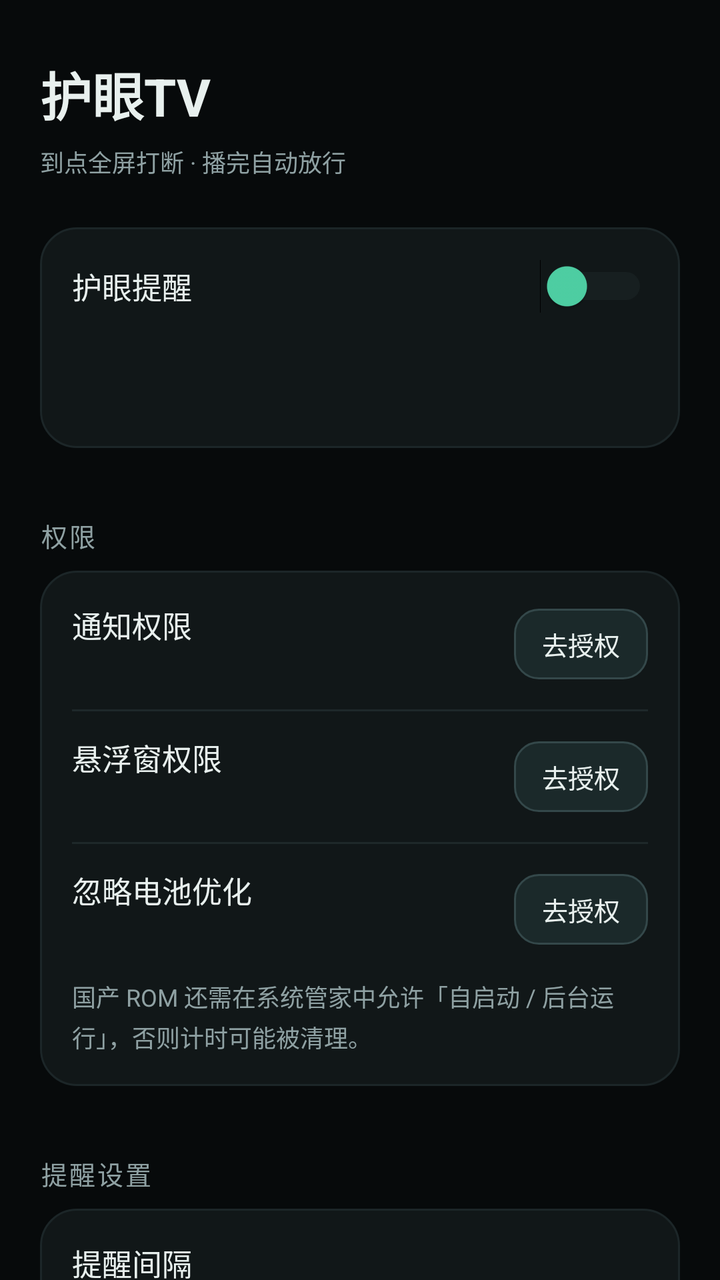
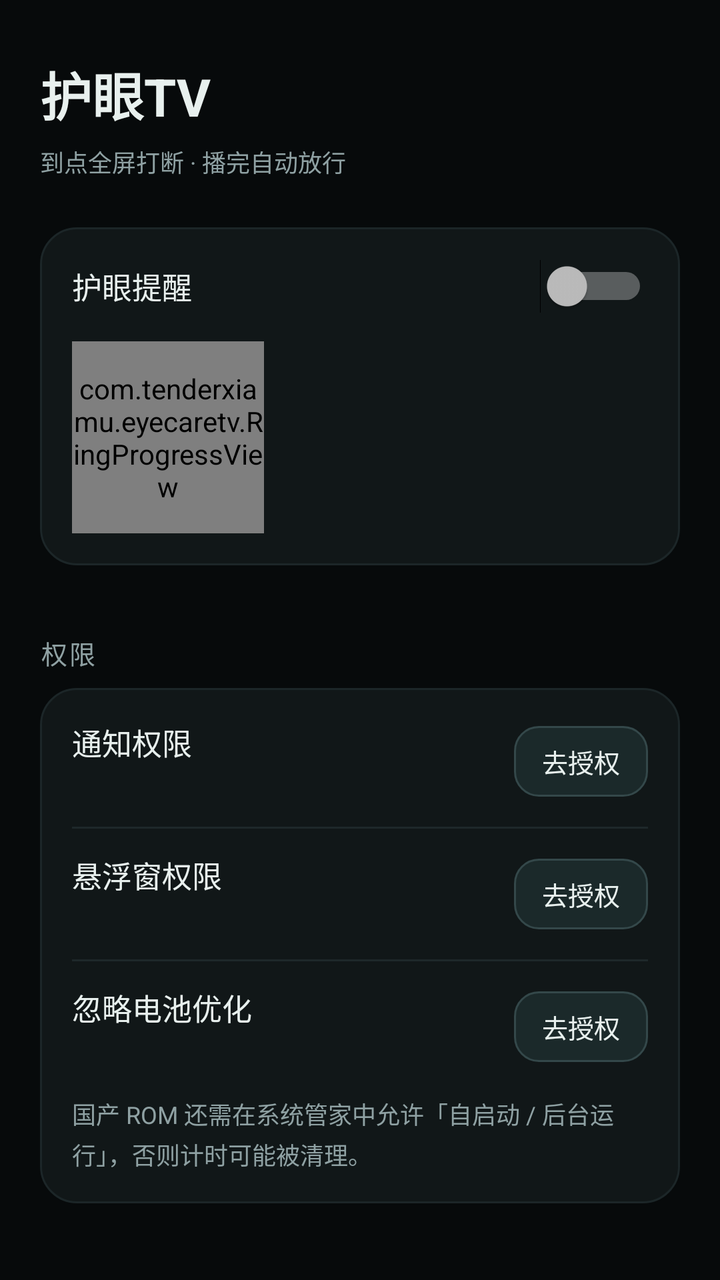

Before-and-after screenshots of an Android layout around one commit, followed by the original layout XML and the change that was made.
<!-- AndroidManifest.xml: application theme AppTheme -->
<!-- res/layout/activity_main.xml -->
<?xml version="1.0" encoding="utf-8"?>
<ScrollView xmlns:android="http://schemas.android.com/apk/res/android"
    android:layout_width="match_parent"
    android:layout_height="match_parent"
    android:background="@color/bg"
    android:fillViewport="true"
    android:scrollbars="none">

    <LinearLayout
        android:layout_width="match_parent"
        android:layout_height="wrap_content"
        android:orientation="vertical"
        android:paddingLeft="20dp"
        android:paddingTop="28dp"
        android:paddingRight="20dp"
        android:paddingBottom="32dp">

        <TextView
            style="@style/TextTitle"
            android:layout_width="wrap_content"
            android:layout_height="wrap_content"
            android:text="@string/app_name" />

        <TextView
            style="@style/TextMuted"
            android:layout_width="wrap_content"
            android:layout_height="wrap_content"
            android:layout_marginTop="6dp"
            android:text="@string/app_subtitle" />

        <LinearLayout
            style="@style/Card"
            android:layout_width="match_parent"
            android:layout_height="wrap_content"
            android:layout_marginTop="24dp">

            <LinearLayout
                android:layout_width="match_parent"
                android:layout_height="wrap_content"
                android:gravity="center_vertical"
                android:orientation="horizontal">

                <TextView
                    style="@style/TextLabel"
                    android:layout_width="0dp"
                    android:layout_height="wrap_content"
                    android:layout_weight="1"
                    android:text="@string/label_enabled" />

                <Switch
                    android:id="@+id/switch_enabled"
                    android:layout_width="wrap_content"
                    android:layout_height="wrap_content"
                    android:thumbTint="@color/accent"
                    android:trackTint="@color/track" />
            </LinearLayout>

            <TextView
                android:id="@+id/text_status"
                style="@style/TextMuted"
                android:layout_width="match_parent"
                android:layout_height="wrap_content"
                android:layout_marginTop="10dp" />

            <TextView
                android:id="@+id/text_next"
                style="@style/TextValue"
                android:layout_width="match_parent"
                android:layout_height="wrap_content"
                android:layout_marginTop="6dp" />
        </LinearLayout>

        <TextView
            style="@style/TextSection"
            android:layout_width="wrap_content"
            android:layout_height="wrap_content"
            android:text="@string/section_permissions" />

        <LinearLayout
            style="@style/Card"
            android:layout_width="match_parent"
            android:layout_height="wrap_content">

            <LinearLayout
                android:layout_width="match_parent"
                android:layout_height="wrap_content"
                android:gravity="center_vertical"
                android:orientation="horizontal">

                <LinearLayout
                    android:layout_width="0dp"
                    android:layout_height="wrap_content"
                    android:layout_weight="1"
                    android:orientation="vertical">

                    <TextView
                        style="@style/TextLabel"
                        android:layout_width="wrap_content"
                        android:layout_height="wrap_content"
                        android:text="@string/label_notification_permission" />

                    <TextView
                        android:id="@+id/text_perm_notification"
                        style="@style/TextMuted"
                        android:layout_width="wrap_content"
                        android:layout_height="wrap_content"
                        android:layout_marginTop="3dp" />
                </LinearLayout>

                <TextView
                    android:id="@+id/btn_perm_notification"
                    style="@style/PillButton"
                    android:layout_width="wrap_content"
                    android:layout_height="wrap_content"
                    android:text="@string/btn_grant" />
            </LinearLayout>

            <View style="@style/Divider" />

            <LinearLayout
                android:layout_width="match_parent"
                android:layout_height="wrap_content"
                android:gravity="center_vertical"
                android:orientation="horizontal">

                <LinearLayout
                    android:layout_width="0dp"
                    android:layout_height="wrap_content"
                    android:layout_weight="1"
                    android:orientation="vertical">

                    <TextView
                        style="@style/TextLabel"
                        android:layout_width="wrap_content"
                        android:layout_height="wrap_content"
                        android:text="@string/label_overlay_permission" />

                    <TextView
                        android:id="@+id/text_perm_overlay"
                        style="@style/TextMuted"
                        android:layout_width="wrap_content"
                        android:layout_height="wrap_content"
                        android:layout_marginTop="3dp" />
                </LinearLayout>

                <TextView
                    android:id="@+id/btn_perm_overlay"
                    style="@style/PillButton"
                    android:layout_width="wrap_content"
                    android:layout_height="wrap_content"
                    android:text="@string/btn_grant" />
            </LinearLayout>

            <View style="@style/Divider" />

            <LinearLayout
                android:layout_width="match_parent"
                android:layout_height="wrap_content"
                android:gravity="center_vertical"
                android:orientation="horizontal">

                <LinearLayout
                    android:layout_width="0dp"
                    android:layout_height="wrap_content"
                    android:layout_weight="1"
                    android:orientation="vertical">

                    <TextView
                        style="@style/TextLabel"
                        android:layout_width="wrap_content"
                        android:layout_height="wrap_content"
                        android:text="@string/label_battery_permission" />

                    <TextView
                        android:id="@+id/text_perm_battery"
                        style="@style/TextMuted"
                        android:layout_width="wrap_content"
                        android:layout_height="wrap_content"
                        android:layout_marginTop="3dp" />
                </LinearLayout>

                <TextView
                    android:id="@+id/btn_perm_battery"
                    style="@style/PillButton"
                    android:layout_width="wrap_content"
                    android:layout_height="wrap_content"
                    android:text="@string/btn_grant" />
            </LinearLayout>

            <TextView
                style="@style/TextMuted"
                android:layout_width="match_parent"
                android:layout_height="wrap_content"
                android:layout_marginTop="14dp"
                android:text="@string/rom_hint" />
        </LinearLayout>

        <TextView
            style="@style/TextSection"
            android:layout_width="wrap_content"
            android:layout_height="wrap_content"
            android:text="@string/section_settings" />

        <LinearLayout
            style="@style/Card"
            android:layout_width="match_parent"
            android:layout_height="wrap_content">

            <LinearLayout
                android:layout_width="match_parent"
                android:layout_height="wrap_content"
                android:gravity="center_vertical"
                android:orientation="horizontal">

                <TextView
                    style="@style/TextLabel"
                    android:layout_width="0dp"
                    android:layout_height="wrap_content"
                    android:layout_weight="1"
                    android:text="@string/label_interval" />

                <TextView
                    android:id="@+id/text_interval"
                    style="@style/TextValue"
                    android:layout_width="wrap_content"
                    android:layout_height="wrap_content" />
            </LinearLayout>

            <SeekBar
                android:id="@+id/seek_interval"
                android:layout_width="match_parent"
                android:layout_height="wrap_content"
                android:layout_marginTop="6dp"
                android:progressBackgroundTint="@color/track"
                android:progressTint="@color/accent"
                android:thumbTint="@color/accent" />

            <LinearLayout
                android:layout_width="match_parent"
                android:layout_height="wrap_content"
                android:layout_marginTop="10dp"
                android:gravity="center_vertical"
                android:orientation="horizontal">

                <TextView
                    style="@style/TextLabel"
                    android:layout_width="0dp"
                    android:layout_height="wrap_content"
                    android:layout_weight="1"
                    android:text="@string/label_volume" />

                <TextView
                    android:id="@+id/text_volume"
                    style="@style/TextValue"
                    android:layout_width="wrap_content"
                    android:layout_height="wrap_content" />
            </LinearLayout>

            <SeekBar
                android:id="@+id/seek_volume"
                android:layout_width="match_parent"
                android:layout_height="wrap_content"
                android:layout_marginTop="6dp"
                android:progressBackgroundTint="@color/track"
                android:progressTint="@color/accent"
                android:thumbTint="@color/accent" />

            <View style="@style/Divider" />

            <LinearLayout
                android:layout_width="match_parent"
                android:layout_height="wrap_content"
                android:gravity="center_vertical"
                android:orientation="horizontal">

                <TextView
                    style="@style/TextLabel"
                    android:layout_width="0dp"
                    android:layout_height="wrap_content"
                    android:layout_weight="1"
                    android:text="@string/label_snooze" />

                <TextView
                    android:id="@+id/text_snooze"
                    style="@style/TextValue"
                    android:layout_width="wrap_content"
                    android:layout_height="wrap_content" />
            </LinearLayout>

            <View style="@style/Divider" />

            <LinearLayout
                android:layout_width="match_parent"
                android:layout_height="wrap_content"
                android:orientation="vertical">

                <TextView
                    style="@style/TextLabel"
                    android:layout_width="wrap_content"
                    android:layout_height="wrap_content"
                    android:text="@string/label_video" />

                <TextView
                    android:id="@+id/text_video"
                    style="@style/TextMuted"
                    android:layout_width="wrap_content"
                    android:layout_height="wrap_content"
                    android:layout_marginTop="3dp" />

                <LinearLayout
                    android:layout_width="match_parent"
                    android:layout_height="wrap_content"
                    android:layout_marginTop="10dp"
                    android:orientation="horizontal">

                    <TextView
                        android:id="@+id/btn_pick_video"
                        style="@style/PillButton"
                        android:layout_width="wrap_content"
                        android:layout_height="wrap_content"
                        android:text="@string/btn_pick_video" />

                    <TextView
                        android:id="@+id/btn_reset_video"
                        style="@style/PillButton"
                        android:layout_width="wrap_content"
                        android:layout_height="wrap_content"
                        android:layout_marginLeft="8dp"
                        android:text="@string/btn_reset_video" />
                </LinearLayout>
            </LinearLayout>
        </LinearLayout>

        <TextView
            style="@style/TextSection"
            android:layout_width="wrap_content"
            android:layout_height="wrap_content"
            android:text="@string/section_dnd" />

        <LinearLayout
            style="@style/Card"
            android:layout_width="match_parent"
            android:layout_height="wrap_content">

            <LinearLayout
                android:layout_width="match_parent"
                android:layout_height="wrap_content"
                android:gravity="center_vertical"
                android:orientation="horizontal">

                <TextView
                    style="@style/TextLabel"
                    android:layout_width="0dp"
                    android:layout_height="wrap_content"
                    android:layout_weight="1"
                    android:text="@string/label_dnd_enabled" />

                <Switch
                    android:id="@+id/switch_dnd"
                    android:layout_width="wrap_content"
                    android:layout_height="wrap_content"
                    android:thumbTint="@color/accent"
                    android:trackTint="@color/track" />
            </LinearLayout>

            <LinearLayout
                android:id="@+id/row_dnd_start"
                android:layout_width="match_parent"
                android:layout_height="wrap_content"
                android:layout_marginTop="14dp"
                android:background="?android:attr/selectableItemBackground"
                android:gravity="center_vertical"
                android:orientation="horizontal"
                android:paddingTop="4dp"
                android:paddingBottom="4dp">

                <TextView
                    style="@style/TextMuted"
                    android:layout_width="0dp"
                    android:layout_height="wrap_content"
                    android:layout_weight="1"
                    android:text="@string/label_dnd_start" />

                <TextView
                    android:id="@+id/text_dnd_start"
                    style="@style/TextValue"
                    android:layout_width="wrap_content"
                    android:layout_height="wrap_content" />
            </LinearLayout>

            <LinearLayout
                android:id="@+id/row_dnd_end"
                android:layout_width="match_parent"
                android:layout_height="wrap_content"
                android:background="?android:attr/selectableItemBackground"
                android:gravity="center_vertical"
                android:orientation="horizontal"
                android:paddingTop="4dp"
                android:paddingBottom="4dp">

                <TextView
                    style="@style/TextMuted"
                    android:layout_width="0dp"
                    android:layout_height="wrap_content"
                    android:layout_weight="1"
                    android:text="@string/label_dnd_end" />

                <TextView
                    android:id="@+id/text_dnd_end"
                    style="@style/TextValue"
                    android:layout_width="wrap_content"
                    android:layout_height="wrap_content" />
            </LinearLayout>
        </LinearLayout>

        <TextView
            android:id="@+id/btn_rest_now"
            style="@style/PrimaryButton"
            android:layout_width="match_parent"
            android:layout_height="wrap_content"
            android:layout_marginTop="4dp"
            android:text="@string/btn_rest_now" />

        <TextView
            style="@style/TextMuted"
            android:layout_width="match_parent"
            android:layout_height="wrap_content"
            android:layout_marginTop="10dp"
            android:text="@string/rest_hint" />

        <TextView
            style="@style/TextMuted"
            android:layout_width="match_parent"
            android:layout_height="wrap_content"
            android:layout_marginTop="18dp"
            android:text="@string/footer_hint" />
    </LinearLayout>
</ScrollView>
<!-- resources referenced by this layout -->
<resources>
  <color name="accent">#4FD1A5</color>
  <color name="bg">#070A0B</color>
  <color name="track">#263234</color>
  <string name="app_name">护眼TV</string>
  <string name="app_subtitle">到点全屏打断 · 播完自动放行</string>
  <string name="btn_grant">去授权</string>
  <string name="btn_pick_video">选择视频</string>
  <string name="btn_reset_video">恢复内置</string>
  <string name="btn_rest_now">立即休息（预览提醒）</string>
  <string name="footer_hint">建议依次完成：通知权限 → 悬浮窗权限 → 忽略电池优化。</string>
  <string name="label_battery_permission">忽略电池优化</string>
  <string name="label_dnd_enabled">免打扰时段</string>
  <string name="label_dnd_end">结束时间</string>
  <string name="label_dnd_start">开始时间</string>
  <string name="label_enabled">护眼提醒</string>
  <string name="label_interval">提醒间隔</string>
  <string name="label_notification_permission">通知权限</string>
  <string name="label_overlay_permission">悬浮窗权限</string>
  <string name="label_snooze">延后时长</string>
  <string name="label_video">自定义视频</string>
  <string name="label_volume">提醒音量</string>
  <string name="rest_hint">立即全屏播放眼保健操，播放结束或关闭后重新计时。</string>
  <string name="rom_hint">国产 ROM 还需在系统管家中允许「自启动 / 后台运行」，否则计时可能被清理。</string>
  <string name="section_dnd">免打扰</string>
  <string name="section_permissions">权限</string>
  <string name="section_settings">提醒设置</string>
  <style name="Card">
          <item name="android:background">@drawable/card_bg</item>
          <item name="android:padding">16dp</item>
          <item name="android:orientation">vertical</item>
          <item name="android:layout_marginBottom">12dp</item>
      </style>
  <style name="TextLabel">
          <item name="android:textSize">15sp</item>
          <item name="android:textColor">@color/text_primary</item>
      </style>
  <style name="TextMuted">
          <item name="android:textSize">12sp</item>
          <item name="android:textColor">@color/text_muted</item>
          <item name="android:lineSpacingExtra">3dp</item>
      </style>
  <style name="TextSection">
          <item name="android:textSize">13sp</item>
          <item name="android:textColor">@color/text_muted</item>
          <item name="android:letterSpacing">0.08</item>
          <item name="android:paddingTop">22dp</item>
          <item name="android:paddingBottom">8dp</item>
      </style>
  <style name="TextTitle">
          <item name="android:textSize">26sp</item>
          <item name="android:textColor">@color/text_primary</item>
          <item name="android:textStyle">bold</item>
      </style>
  <style name="TextValue">
          <item name="android:textSize">14sp</item>
          <item name="android:textColor">@color/accent</item>
      </style>
  <color name="divider">#1E282A</color>
  <!-- drawable button_pill (drawable) -->
  <?xml version="1.0" encoding="utf-8"?>
  <shape xmlns:android="http://schemas.android.com/apk/res/android" android:shape="rectangle">
      <solid android:color="#1B292A" />
      <corners android:radius="12dp" />
      <stroke android:width="1dp" android:color="#34484A" />
  </shape>
  <color name="text_primary">#E8F0EE</color>
  <!-- drawable button_primary (drawable) -->
  <?xml version="1.0" encoding="utf-8"?>
  <shape xmlns:android="http://schemas.android.com/apk/res/android" android:shape="rectangle">
      <solid android:color="@color/accent" />
      <corners android:radius="14dp" />
  </shape>
  <color name="text_muted">#8FA1A3</color>
  <color name="card">#111718</color>
  <!-- unchanged entries left out for length: 5 -->
</resources>

<!-- the commit's change to res/layout/activity_main.xml (unified diff, before → after) -->
@@ -51,23 +51,42 @@
                     android:id="@+id/switch_enabled"
                     android:layout_width="wrap_content"
                     android:layout_height="wrap_content"
-                    android:thumbTint="@color/accent"
-                    android:trackTint="@color/track" />
-            </LinearLayout>
-
-            <TextView
-                android:id="@+id/text_status"
-                style="@style/TextMuted"
-                android:layout_width="match_parent"
-                android:layout_height="wrap_content"
-                android:layout_marginTop="10dp" />
-
-            <TextView
-                android:id="@+id/text_next"
-                style="@style/TextValue"
-                android:layout_width="match_parent"
-                android:layout_height="wrap_content"
-                android:layout_marginTop="6dp" />
+                    />
+            </LinearLayout>
+
+            <LinearLayout
+                android:layout_width="match_parent"
+                android:layout_height="wrap_content"
+                android:layout_marginTop="14dp"
+                android:gravity="center_vertical"
+                android:orientation="horizontal">
+
+                <com.tenderxiamu.eyecaretv.RingProgressView
+                    android:id="@+id/ring_progress"
+                    android:layout_width="96dp"
+                    android:layout_height="96dp" />
+
+                <LinearLayout
+                    android:layout_width="0dp"
+                    android:layout_height="wrap_content"
+                    android:layout_marginLeft="18dp"
+                    android:layout_weight="1"
+                    android:orientation="vertical">
+
+                    <TextView
+                        android:id="@+id/text_next"
+                        style="@style/TextValue"
+                        android:layout_width="match_parent"
+                        android:layout_height="wrap_content" />
+
+                    <TextView
+                        android:id="@+id/text_status"
+                        style="@style/TextMuted"
+                        android:layout_width="match_parent"
+                        android:layout_height="wrap_content"
+                        android:layout_marginTop="6dp" />
+                </LinearLayout>
+            </LinearLayout>
         </LinearLayout>
 
         <TextView
@@ -226,10 +245,10 @@
                     android:layout_height="wrap_content" />
             </LinearLayout>
 
-            <SeekBar
+            <com.tenderxiamu.eyecaretv.BubbleSeekBar
                 android:id="@+id/seek_interval"
                 android:layout_width="match_parent"
-                android:layout_height="wrap_content"
+                android:layout_height="52dp"
                 android:layout_marginTop="6dp"
                 android:progressBackgroundTint="@color/track"
                 android:progressTint="@color/accent"
@@ -256,10 +275,10 @@
                     android:layout_height="wrap_content" />
             </LinearLayout>
 
-            <SeekBar
+            <com.tenderxiamu.eyecaretv.BubbleSeekBar
                 android:id="@+id/seek_volume"
                 android:layout_width="match_parent"
-                android:layout_height="wrap_content"
+                android:layout_height="52dp"
                 android:layout_marginTop="6dp"
                 android:progressBackgroundTint="@color/track"
                 android:progressTint="@color/accent"
@@ -273,6 +292,41 @@
                 android:gravity="center_vertical"
                 android:orientation="horizontal">
 
+                <LinearLayout
+                    android:layout_width="0dp"
+                    android:layout_height="wrap_content"
+                    android:layout_weight="1"
+                    android:orientation="vertical">
+
+                    <TextView
+                        style="@style/TextLabel"
+                        android:layout_width="wrap_content"
+                        android:layout_height="wrap_content"
+                        android:text="@string/label_audio_only" />
+
+                    <TextView
+                        style="@style/TextMuted"
+                        android:layout_width="wrap_content"
+                        android:layout_height="wrap_content"
+                        android:layout_marginTop="3dp"
+                        android:text="@string/audio_only_hint" />
+                </LinearLayout>
+
+                <Switch
+                    android:id="@+id/switch_audio"
+                    android:layout_width="wrap_content"
+                    android:layout_height="wrap_content"
+                    />
+            </LinearLayout>
+
+            <View style="@style/Divider" />
+
+            <LinearLayout
+                android:layout_width="match_parent"
+                android:layout_height="wrap_content"
+                android:gravity="center_vertical"
+                android:orientation="horizontal">
+
                 <TextView
                     style="@style/TextLabel"
                     android:layout_width="0dp"
@@ -329,6 +383,71 @@
                         android:text="@string/btn_reset_video" />
                 </LinearLayout>
             </LinearLayout>
+
+            <View style="@style/Divider" />
+
+            <LinearLayout
+                android:id="@+id/row_whitelist"
+                android:layout_width="match_parent"
+                android:layout_height="wrap_content"
+                android:background="?android:attr/selectableItemBackground"
+                android:gravity="center_vertical"
+                android:orientation="horizontal"
+                android:paddingTop="8dp"
+                android:paddingBottom="8dp">
+
+                <LinearLayout
+                    android:layout_width="0dp"
+                    android:layout_height="wrap_content"
+                    android:layout_weight="1"
+                    android:orientation="vertical">
+
+                    <TextView
+                        style="@style/TextLabel"
+                        android:layout_width="wrap_content"
+                        android:layout_height="wrap_content"
+                        android:text="@string/label_whitelist" />
+
+                    <TextView
+                        android:id="@+id/text_whitelist"
+                        style="@style/TextMuted"
+                        android:layout_width="wrap_content"
+                        android:layout_height="wrap_content"
+                        android:layout_marginTop="3dp" />
+                </LinearLayout>
+
+                <TextView
+                    style="@style/TextMuted"
+                    android:layout_width="wrap_content"
+                    android:layout_height="wrap_content"
+                    android:text="@string/row_chevron" />
+            </LinearLayout>
+
+            <View style="@style/Divider" />
+
+            <LinearLayout
+                android:id="@+id/row_rom_guide"
+                android:layout_width="match_parent"
+                android:layout_height="wrap_content"
+                android:background="?android:attr/selectableItemBackground"
+                android:gravity="center_vertical"
+                android:orientation="horizontal"
+                android:paddingTop="8dp"
+                android:paddingBottom="8dp">
+
+                <TextView
+                    style="@style/TextLabel"
+                    android:layout_width="0dp"
+                    android:layout_height="wrap_content"
+                    android:layout_weight="1"
+                    android:text="@string/label_rom_guide" />
+
+                <TextView
+                    style="@style/TextMuted"
+                    android:layout_width="wrap_content"
+                    android:layout_height="wrap_content"
+                    android:text="@string/row_chevron" />
+            </LinearLayout>
         </LinearLayout>
 
         <TextView
@@ -359,8 +478,7 @@
                     android:id="@+id/switch_dnd"
                     android:layout_width="wrap_content"
                     android:layout_height="wrap_content"
-                    android:thumbTint="@color/accent"
-                    android:trackTint="@color/track" />
+                    />
             </LinearLayout>
 
             <LinearLayout
@@ -411,6 +529,71 @@
                     android:layout_width="wrap_content"
                     android:layout_height="wrap_content" />
             </LinearLayout>
+        </LinearLayout>
+
+        <TextView
+            style="@style/TextSection"
+            android:layout_width="wrap_content"
+            android:layout_height="wrap_content"
+            android:text="@string/section_stats" />
+
+        <LinearLayout
+            style="@style/Card"
+            android:layout_width="match_parent"
+            android:layout_height="wrap_content">
+
+            <LinearLayout
+                android:layout_width="match_parent"
+                android:layout_height="wrap_content"
+                android:orientation="horizontal">
+
+                <LinearLayout
+                    android:layout_width="0dp"
+                    android:layout_height="wrap_content"
+                    android:layout_weight="1"
+                    android:orientation="vertical">
+
+                    <TextView
+                        style="@style/TextMuted"
+                        android:layout_width="wrap_content"
+                        android:layout_height="wrap_content"
+                        android:text="@string/stats_today_breaks" />
+
+                    <TextView
+                        android:id="@+id/text_stat_today"
+                        style="@style/TextValue"
+                        android:layout_width="wrap_content"
+                        android:layout_height="wrap_content"
+                        android:layout_marginTop="4dp" />
+                </LinearLayout>
+
+                <LinearLayout
+                    android:layout_width="0dp"
+                    android:layout_height="wrap_content"
+                    android:layout_weight="1"
+                    android:orientation="vertical">
+
+                    <TextView
+                        style="@style/TextMuted"
+                        android:layout_width="wrap_content"
+                        android:layout_height="wrap_content"
+                        android:text="@string/stats_week_breaks" />
+
+                    <TextView
+                        android:id="@+id/text_stat_week"
+                        style="@style/TextValue"
+                        android:layout_width="wrap_content"
+                        android:layout_height="wrap_content"
+                        android:layout_marginTop="4dp" />
+                </LinearLayout>
+            </LinearLayout>
+
+            <TextView
+                android:id="@+id/text_stat_watch"
+                style="@style/TextMuted"
+                android:layout_width="match_parent"
+                android:layout_height="wrap_content"
+                android:layout_marginTop="12dp" />
         </LinearLayout>
 
         <TextView
<!-- resource entries referenced after the edit -->
@@ -5,11 +5,13 @@
   <color name="track">#263234</color>
   <string name="app_name">护眼TV</string>
   <string name="app_subtitle">到点全屏打断 · 播完自动放行</string>
+  <string name="audio_only_hint">只播声音不显示画面，适合办公室等场合</string>
   <string name="btn_grant">去授权</string>
   <string name="btn_pick_video">选择视频</string>
   <string name="btn_reset_video">恢复内置</string>
   <string name="btn_rest_now">立即休息（预览提醒）</string>
   <string name="footer_hint">建议依次完成：通知权限 → 悬浮窗权限 → 忽略电池优化。</string>
+  <string name="label_audio_only">纯音频模式</string>
   <string name="label_battery_permission">忽略电池优化</string>
   <string name="label_dnd_enabled">免打扰时段</string>
   <string name="label_dnd_end">结束时间</string>
@@ -18,14 +20,20 @@
   <string name="label_interval">提醒间隔</string>
   <string name="label_notification_permission">通知权限</string>
   <string name="label_overlay_permission">悬浮窗权限</string>
+  <string name="label_rom_guide">国产 ROM 保活教程</string>
   <string name="label_snooze">延后时长</string>
   <string name="label_video">自定义视频</string>
   <string name="label_volume">提醒音量</string>
-  <string name="rest_hint">立即全屏播放眼保健操，播放结束或关闭后重新计时。</string>
+  <string name="label_whitelist">应用白名单</string>
+  <string name="rest_hint">立即全屏播放眼保健操，播放结束后自动重新计时；紧急时长按「跳过」3 秒可提前结束。</string>
   <string name="rom_hint">国产 ROM 还需在系统管家中允许「自启动 / 后台运行」，否则计时可能被清理。</string>
+  <string name="row_chevron">›</string>
   <string name="section_dnd">免打扰</string>
   <string name="section_permissions">权限</string>
   <string name="section_settings">提醒设置</string>
+  <string name="section_stats">护眼统计</string>
+  <string name="stats_today_breaks">今日打断</string>
+  <string name="stats_week_breaks">本周打断</string>
   <style name="Card">
           <item name="android:background">@drawable/card_bg</item>
           <item name="android:padding">16dp</item>
